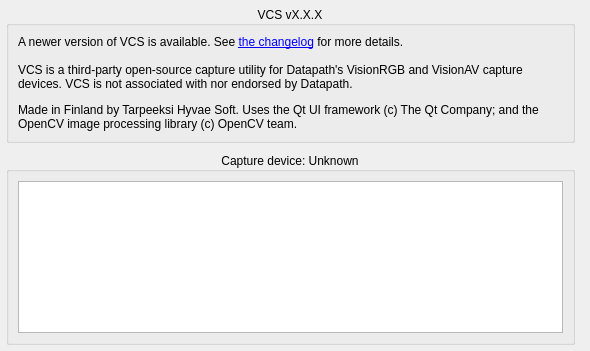
This is src/display/qt/dialogs/ui/about_dialog.ui in mrehkopf/vcs as Qt 5 draws it before an edit. The edited form follows.
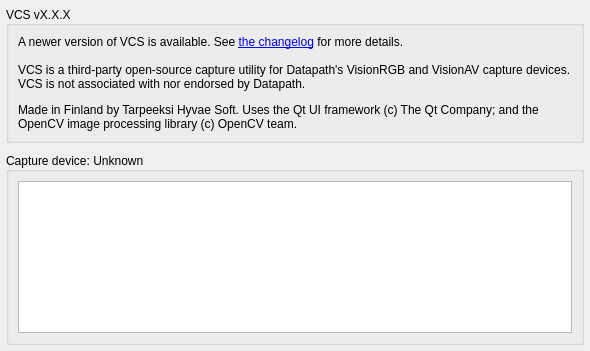
This is the edited form. Custom widgets are drawn as their Qt base class.

Commit message: ui/about-dialog: Tweak layout

What changed in the file:
```diff
--- a/src/display/qt/dialogs/ui/about_dialog.ui
+++ b/src/display/qt/dialogs/ui/about_dialog.ui
@@ -24,7 +24,7 @@
     <number>6</number>
    </property>
    <property name="rightMargin">
-    <number>6</number>
+    <number>0</number>
    </property>
    <property name="bottomMargin">
     <number>6</number>
@@ -42,7 +42,7 @@
        <rect>
         <x>0</x>
         <y>0</y>
-        <width>578</width>
+        <width>584</width>
         <height>339</height>
        </rect>
       </property>
@@ -57,7 +57,7 @@
         <number>0</number>
        </property>
        <property name="rightMargin">
-        <number>9</number>
+        <number>6</number>
        </property>
        <property name="bottomMargin">
         <number>0</number>
@@ -74,10 +74,10 @@
           <string>VCS vX.X.X</string>
          </property>
          <property name="alignment">
-          <set>Qt::AlignCenter</set>
+          <set>Qt::AlignLeading|Qt::AlignLeft|Qt::AlignVCenter</set>
          </property>
          <property name="flat">
-          <bool>true</bool>
+          <bool>false</bool>
          </property>
          <property name="checkable">
           <bool>false</bool>
@@ -129,10 +129,10 @@
           <string>Capture device: Unknown</string>
          </property>
          <property name="alignment">
-          <set>Qt::AlignCenter</set>
+          <set>Qt::AlignLeading|Qt::AlignLeft|Qt::AlignVCenter</set>
          </property>
          <property name="flat">
-          <bool>true</bool>
+          <bool>false</bool>
          </property>
          <layout class="QVBoxLayout" name="verticalLayout_3">
           <property name="leftMargin">
```
